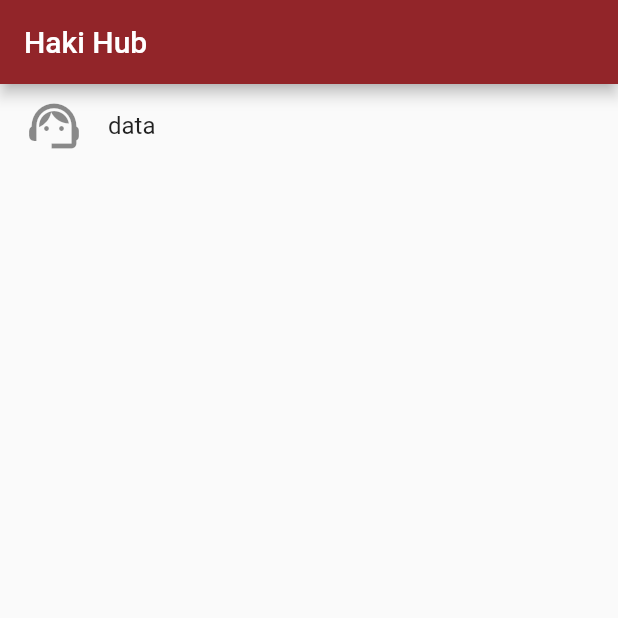
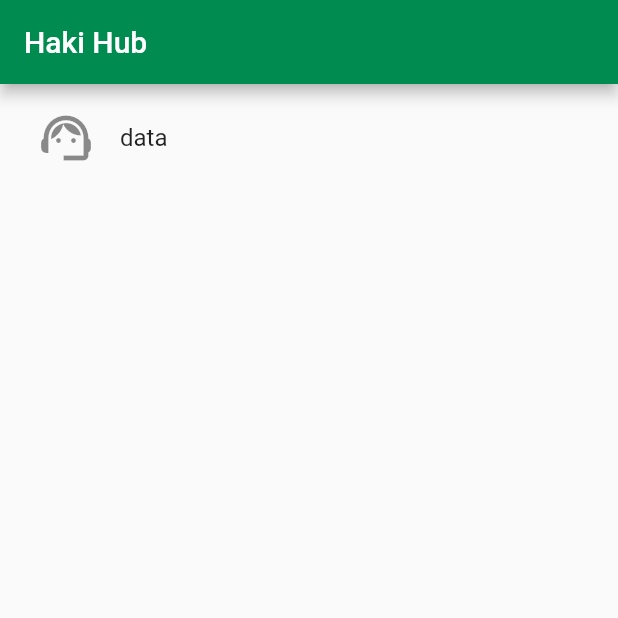
Before and after one commit to Haki-Hub/haki-hub-mobile, a Flutter app: the screen it shows after launch, on a phone screen of 412 x 824 dp, the top half of it. Run offline on Flutter 3.47's test engine with Material 3 defaults, Android fonts, the phone set to English and light mode, and no system bars.

Commit message:
feat: extract app scaffold

```diff
--- a/lib/main.dart
+++ b/lib/main.dart
@@ -6,7 +6,7 @@ void main() {
   runApp(MaterialApp(
       debugShowCheckedModeBanner: false,
       theme: ThemeData(
-        primaryColor: AppColors.primaryColor,
+        primaryColor: AppColors.secondaryColor,
         useMaterial3: false,
       ),
       home: const HomePage()));
--- a/lib/presentation/pages/home_page.dart
+++ b/lib/presentation/pages/home_page.dart
@@ -1,16 +1,13 @@
 import 'package:flutter/material.dart';
+import 'package:haki_hub/presentation/shared/app_scaffold.dart';
 
 class HomePage extends StatelessWidget {
   const HomePage({super.key});
 
   @override
   Widget build(BuildContext context) {
-    return Scaffold(
-      appBar: AppBar(
-        backgroundColor: Theme.of(context).primaryColor,
-        title: const Text('Haki Hub'),
-      ),
-      body: const Column(
+    return const AppScaffold(
+      body: Column(
         children: <Widget>[
           ListTile(
             leading: Icon(
--- /dev/null
+++ b/lib/presentation/shared/app_scaffold.dart
@@ -0,0 +1,19 @@
+import 'package:flutter/material.dart';
+
+class AppScaffold extends StatelessWidget {
+  const AppScaffold({super.key, required this.body});
+
+  final Widget body;
+  @override
+  Widget build(BuildContext context) {
+    return Scaffold(
+        appBar: AppBar(
+          backgroundColor: Theme.of(context).primaryColor,
+          title: const Text('Haki Hub'),
+        ),
+        body: Padding(
+          padding: const EdgeInsets.all(8.0),
+          child: body,
+        ));
+  }
+}
```
